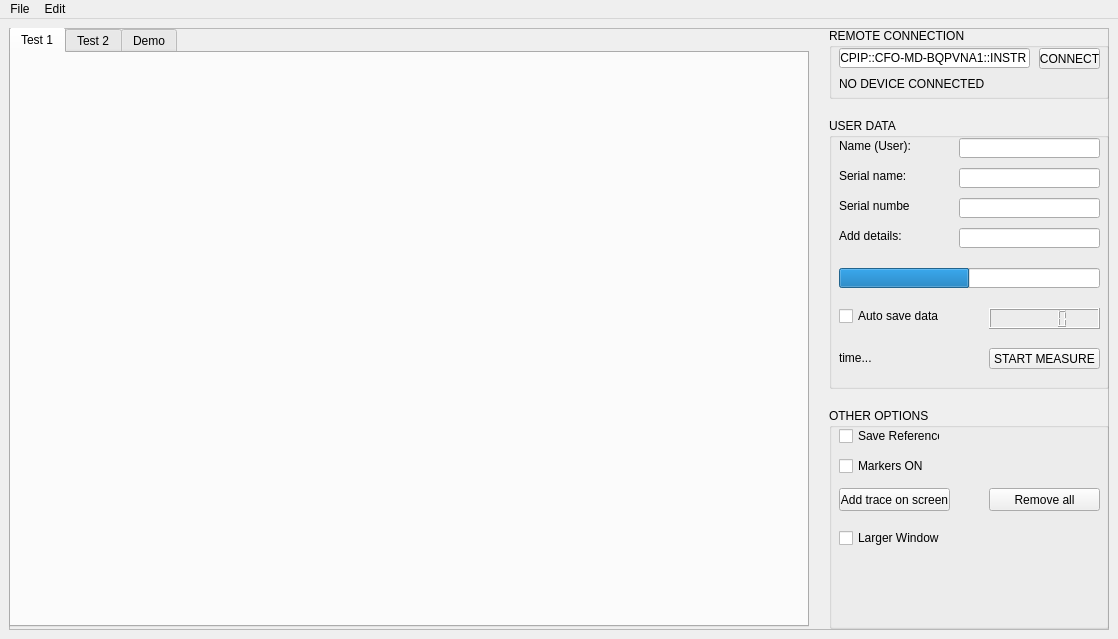
joeldrc/lab-visa-gui, file src/user_gui/user_gui.ui: the form before one commit.
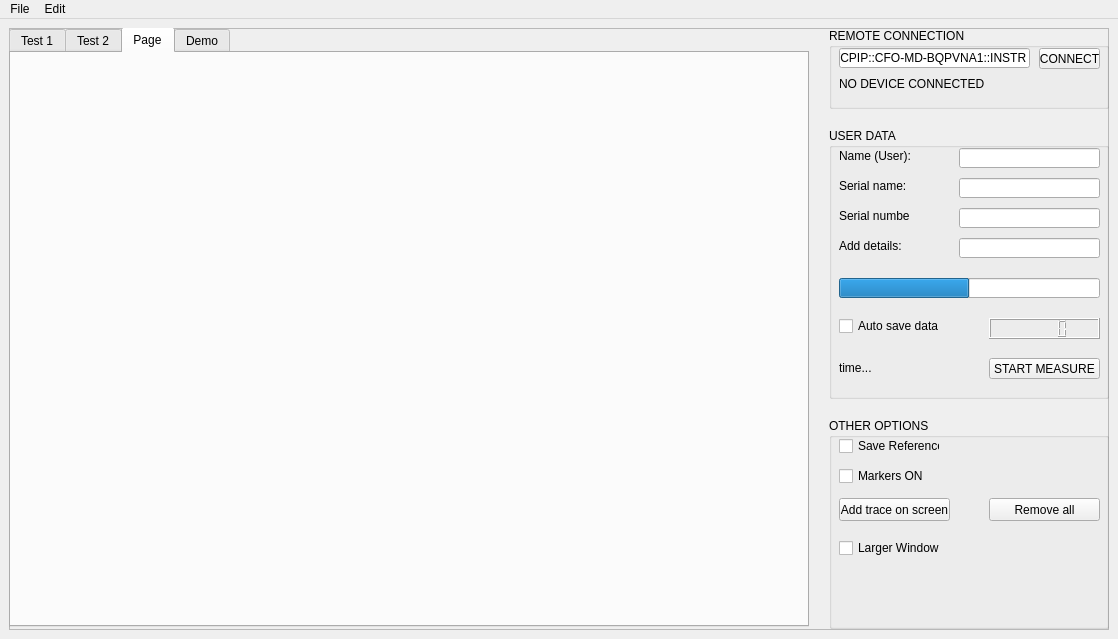
The form after the commit. The open tabs and pages were chosen to show the change. Icons and pictures are not drawn.

What changed in the file:
```diff
--- a/src/user_gui/user_gui.ui
+++ b/src/user_gui/user_gui.ui
@@ -35,7 +35,7 @@
          <x>820</x>
          <y>0</y>
          <width>280</width>
-         <height>71</height>
+         <height>81</height>
         </rect>
        </property>
        <property name="minimumSize">
@@ -137,6 +137,22 @@
          <layout class="QVBoxLayout" name="plotTest_2"/>
         </widget>
        </widget>
+       <widget class="QWidget" name="tab_4">
+        <attribute name="title">
+         <string>Page</string>
+        </attribute>
+        <widget class="QWidget" name="verticalLayoutWidget_3">
+         <property name="geometry">
+          <rect>
+           <x>0</x>
+           <y>0</y>
+           <width>791</width>
+           <height>571</height>
+          </rect>
+         </property>
+         <layout class="QVBoxLayout" name="plotTest_3"/>
+        </widget>
+       </widget>
        <widget class="QWidget" name="tab_3">
         <attribute name="title">
          <string>Demo</string>
@@ -157,7 +173,7 @@
        <property name="geometry">
         <rect>
          <x>820</x>
-         <y>90</y>
+         <y>100</y>
          <width>280</width>
          <height>271</height>
         </rect>
@@ -333,9 +349,9 @@
        <property name="geometry">
         <rect>
          <x>820</x>
-         <y>380</y>
+         <y>390</y>
          <width>280</width>
-         <height>221</height>
+         <height>211</height>
         </rect>
        </property>
        <property name="minimumSize">
```
Left out of the diff: 6 changed lines with no effect on the pictures.
